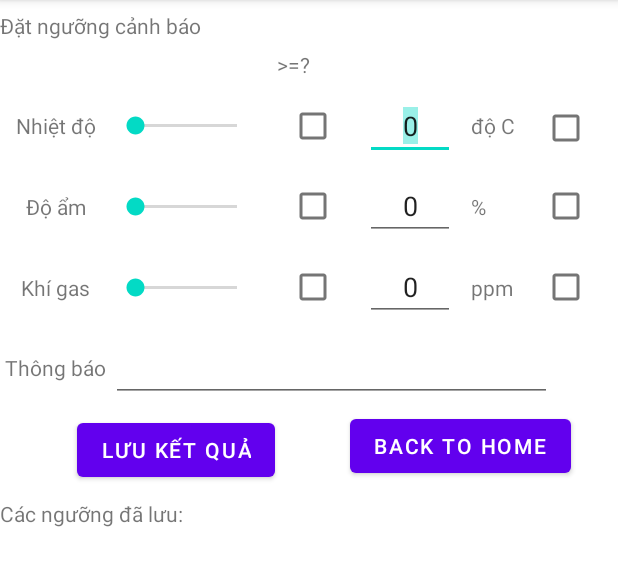
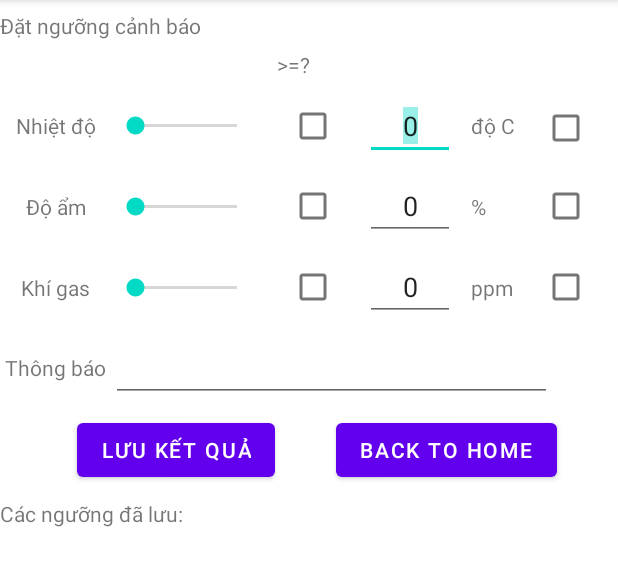
Before and after one commit to NgocHuyen19521645/NT131.M11_12, an Android app: the MainActivity2 screen opened directly, with no data from a screen before it, on a phone screen of 412 x 824 dp, the part 84-670 px from its top. Run offline under Robolectric (Android 15) with nearby library versions, the phone set to English and light mode, and no system bars.

Commit message:
sua giao dien 1 xiuuu

```diff
--- a/App/App/app/src/main/res/layout/activity_main2.xml
+++ b/App/App/app/src/main/res/layout/activity_main2.xml
@@ -266,9 +266,9 @@
         android:id="@+id/idbtnHomeback"
         android:layout_width="wrap_content"
         android:layout_height="wrap_content"
-        android:layout_marginStart="18dp"
-        android:layout_marginTop="5dp"
+
         android:text="Back To Home"
+        app:layout_constraintBottom_toTopOf="@+id/tvLabel"
         app:layout_constraintEnd_toEndOf="parent"
         app:layout_constraintStart_toEndOf="@+id/btSave"
         app:layout_constraintTop_toBottomOf="@+id/edtMessage" />
```
Also changed, not shown: 1 other file.
